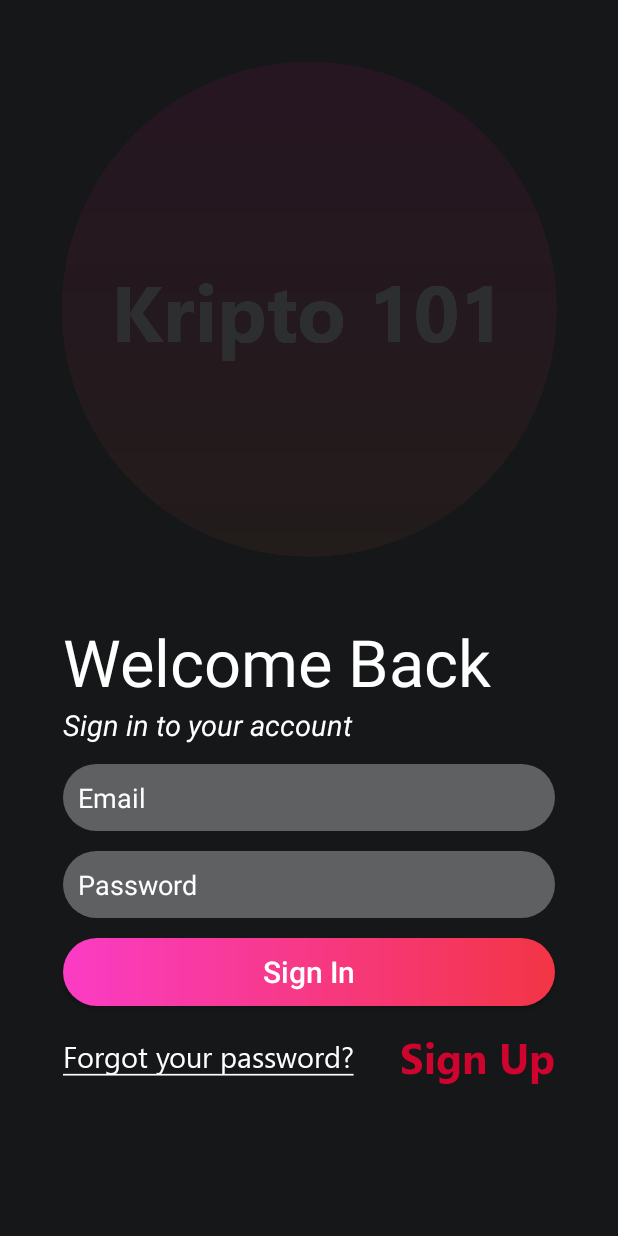
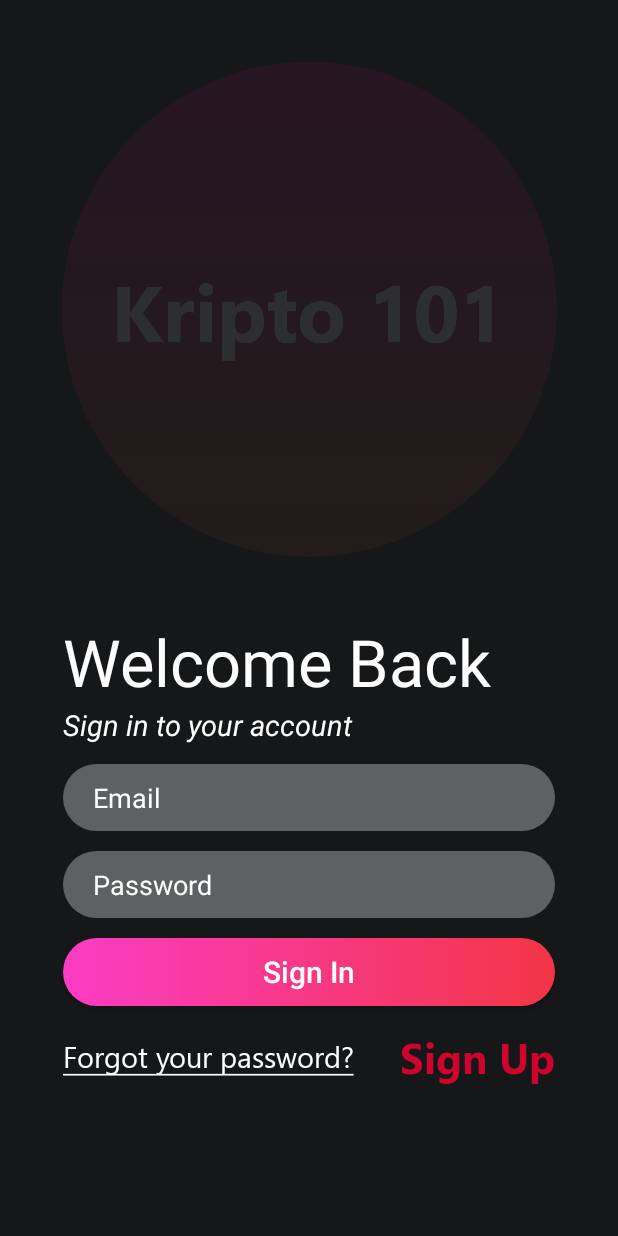
Before and after one commit to berkbektas1/Kripto101, an Android app: the screen it shows after launch (LoginActivity), on a phone screen of 412 x 824 dp. Run offline under Robolectric (Android 15) with nearby library versions, the phone set to English and light mode, and no system bars; our stand-ins replace Firebase (no records; nobody signed in at launch, a user with empty details on screens opened directly).

Commit message:
Update database change to realtime and user registration login / logout and profile viewing done

```diff
--- a/app/build.gradle
+++ b/app/build.gradle
@@ -35,7 +35,7 @@ dependencies {
     implementation 'androidx.appcompat:appcompat:1.3.1'
     implementation 'androidx.constraintlayout:constraintlayout:2.0.4'
     implementation 'com.google.firebase:firebase-auth:20.0.0'
-    implementation 'com.google.firebase:firebase-firestore:24.1.1'
+    implementation 'com.google.firebase:firebase-database:20.0.4'
     testImplementation 'junit:junit:4.12'
     androidTestImplementation 'androidx.test.ext:junit:1.1.3'
     androidTestImplementation 'androidx.test.espresso:espresso-core:3.4.0'
--- a/app/src/main/java/com/example/kripto101/Activities/ProfileActivity.java
+++ b/app/src/main/java/com/example/kripto101/Activities/ProfileActivity.java
@@ -5,6 +5,7 @@ import androidx.core.content.ContextCompat;
 
 import android.content.Intent;
 import android.os.Bundle;
+import android.util.Log;
 import android.view.View;
 import android.widget.Button;
 import android.widget.TextView;
@@ -13,7 +14,6 @@ import com.example.kripto101.R;
 import com.example.kripto101.utilities.Constants;
 import com.example.kripto101.utilities.PreferenceManager;
 import com.google.firebase.auth.FirebaseAuth;
-import com.google.firebase.firestore.FirebaseFirestore;
 
 public class ProfileActivity extends AppCompatActivity {
 
@@ -45,6 +45,7 @@ public class ProfileActivity extends AppCompatActivity {
             public void onClick(View view) {
                 preferenceManager.clearPreferences();
                 FirebaseAuth.getInstance().signOut();
+                Log.d("Log", "LogOut");
                 startActivity(new Intent(getApplicationContext(),LoginActivity.class));
                 finish();
             }
--- a/app/src/main/java/com/example/kripto101/utilities/Constants.java
+++ b/app/src/main/java/com/example/kripto101/utilities/Constants.java
@@ -6,7 +6,6 @@ public class Constants {
     public static final String KEY_EDU_POSITION = "EducationPosition";
     public static final String KEY_EDU_NAME = "EducationName";
     //User Info
-    public static final String KEY_USER_ID = "userID";
     public static final String KEY_IS_SIGNED_IN = "isSignedIn";
     public static final String KEY_FULL_NAME = "fullName";
     public static final String KEY_EMAIL = "email";
--- a/app/src/main/res/layout/activity_login.xml
+++ b/app/src/main/res/layout/activity_login.xml
@@ -84,6 +84,7 @@
             android:layout_marginRight="42dp"
             android:layout_marginTop="13dp"
             android:padding="10dp"
+            android:paddingStart="20dp"
             app:layout_constraintTop_toBottomOf="@id/textSignIn"/>
         <EditText
             android:id="@+id/inputPassword"
@@ -99,6 +100,7 @@
             android:layout_marginLeft="42dp"
             android:layout_marginRight="42dp"
             android:layout_marginTop="13dp"
+            android:paddingStart="20dp"
             android:padding="10dp"
             app:layout_constraintTop_toBottomOf="@id/inputEmail"/>
 
@@ -118,13 +120,14 @@
             app:layout_constraintTop_toBottomOf="@id/inputPassword" />
         <ProgressBar
             android:id="@+id/signInProgressBar"
-            android:layout_width="35dp"
-            android:layout_height="35dp"
+            android:layout_width="wrap_content"
+            android:layout_height="wrap_content"
             android:visibility="invisible"
-            app:layout_constraintBottom_toBottomOf="@+id/buttonSignIn"
-            app:layout_constraintEnd_toEndOf="@id/buttonSignIn"
+            app:layout_constraintTop_toTopOf="@id/buttonSignIn"
+            app:layout_constraintBottom_toBottomOf="@id/buttonSignIn"
             app:layout_constraintStart_toStartOf="@id/buttonSignIn"
-            app:layout_constraintTop_toTopOf="@+id/buttonSignIn" />
+            app:layout_constraintEnd_toEndOf="@id/buttonSignIn"/>
+
 
         <TextView
             android:id="@+id/textForgot"
--- a/app/src/main/res/layout/activity_register.xml
+++ b/app/src/main/res/layout/activity_register.xml
@@ -153,8 +153,8 @@
             app:layout_constraintTop_toBottomOf="@id/inputConfirmPassword" />
         <ProgressBar
             android:id="@+id/progressBar"
-            android:layout_width="35dp"
-            android:layout_height="35dp"
+            android:layout_width="wrap_content"
+            android:layout_height="wrap_content"
             android:visibility="invisible"
             app:layout_constraintBottom_toBottomOf="@+id/buttonSignUp"
             app:layout_constraintEnd_toEndOf="@id/buttonSignUp"
```
Also changed, not shown: app/src/main/java/com/example/kripto101/Activities/LoginActivity.java (+93 -21 lines), app/src/main/java/com/example/kripto101/Activities/RegisterActivity.java (+16 -16 lines).
